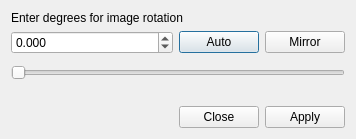
The window that ui/rotate_image_dialog.ui (GuLinux/PySpectrum) describes before a commit, drawn with Qt 5.
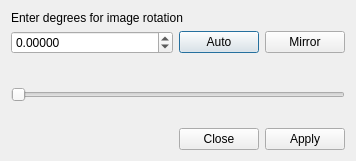
The same window after the commit.

```diff
--- a/ui/rotate_image_dialog.ui
+++ b/ui/rotate_image_dialog.ui
@@ -7,7 +7,7 @@
     <x>0</x>
     <y>0</y>
     <width>356</width>
-    <height>139</height>
+    <height>161</height>
    </rect>
   </property>
   <property name="windowTitle">
@@ -23,7 +23,7 @@
       </sizepolicy>
      </property>
      <property name="decimals">
-      <number>3</number>
+      <number>5</number>
      </property>
      <property name="minimum">
       <double>-165.000000000000000</double>
```
